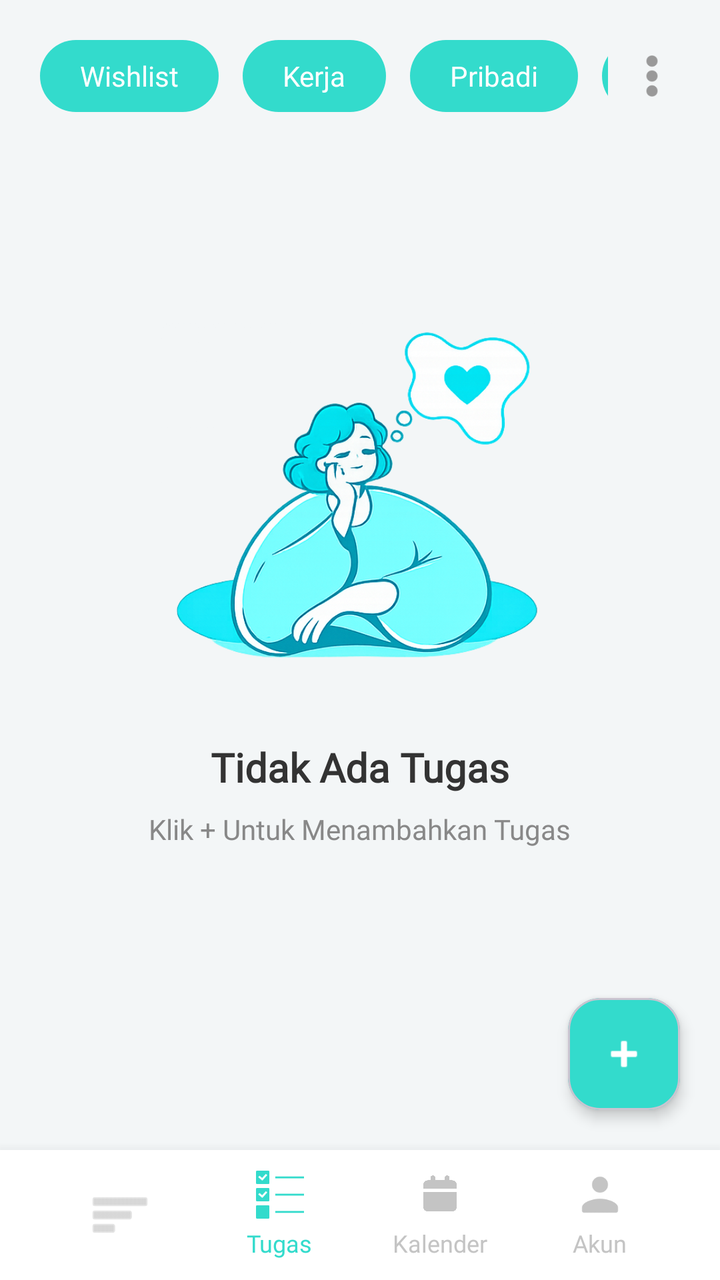
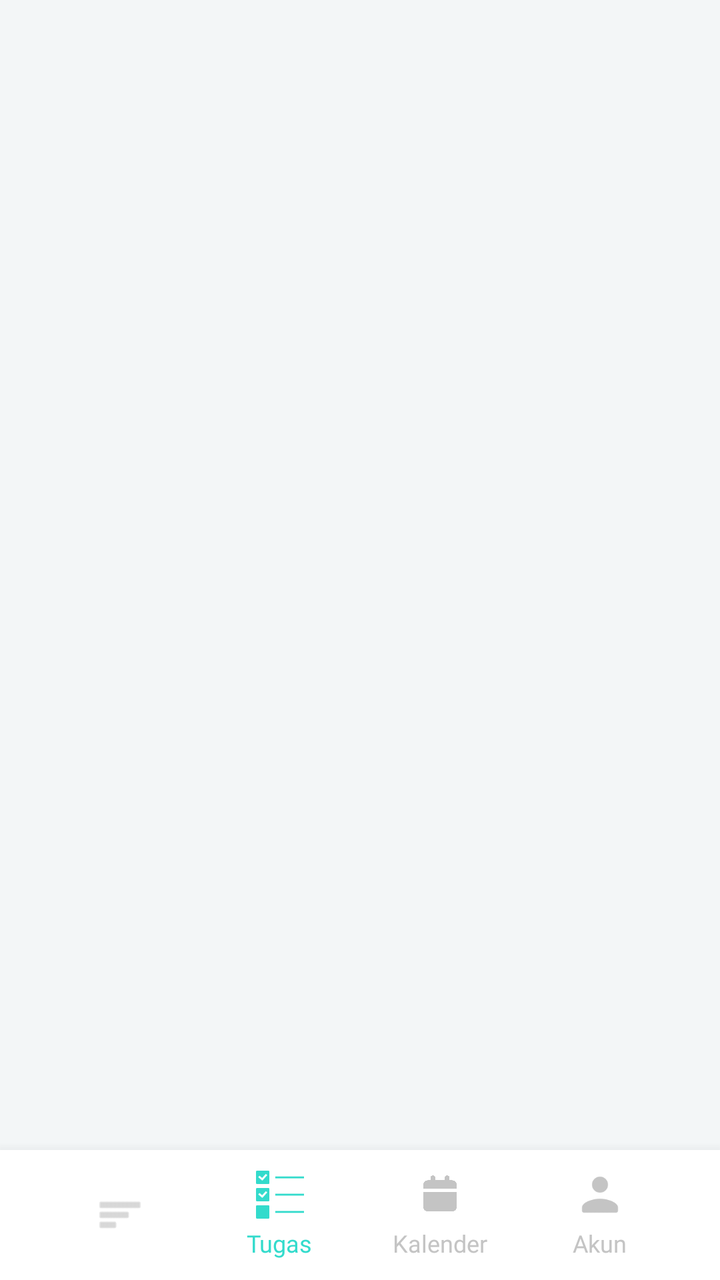

Two renders of the same Android screen: before a commit and after it. Below are the layout's source before the change and the commit's diff.
<!-- AndroidManifest.xml: application theme Theme.Todolist -->
<!-- res/layout/activity_main.xml -->
<?xml version="1.0" encoding="utf-8"?>
<androidx.constraintlayout.widget.ConstraintLayout
    xmlns:android="http://schemas.android.com/apk/res/android"
    xmlns:app="http://schemas.android.com/apk/res-auto"
    xmlns:tools="http://schemas.android.com/tools"
    android:layout_width="match_parent"
    android:layout_height="match_parent"
    android:background="#F3F6F7"
    tools:ignore="ContentDescription,HardcodedText,UseCompoundDrawables,DisableBaselineAlignment,UnusedNamespace">

    <HorizontalScrollView
        android:layout_width="0dp"
        android:layout_height="wrap_content"
        android:layout_marginTop="20dp"
        android:layout_marginEnd="8dp"
        android:scrollbars="none"
        app:layout_constraintTop_toTopOf="parent"
        app:layout_constraintStart_toStartOf="parent"
        app:layout_constraintEnd_toStartOf="@+id/btnMenu">

        <LinearLayout
            android:layout_width="wrap_content"
            android:layout_height="wrap_content"
            android:orientation="horizontal"
            android:paddingHorizontal="20dp">

            <TextView
                android:layout_width="wrap_content"
                android:layout_height="36dp"
                android:paddingHorizontal="20dp"
                android:gravity="center"
                android:text="Wishlist"
                android:textColor="#FFFFFF"
                android:textSize="14sp"
                android:fontFamily="@font/robotomedium"
                android:background="@drawable/category_selected"
                android:backgroundTint="#33dbcc" />

            <TextView
                android:layout_width="wrap_content"
                android:layout_height="36dp"
                android:paddingHorizontal="20dp"
                android:gravity="center"
                android:text="Kerja"
                android:textColor="#ffffff"
                android:textSize="14sp"
                android:fontFamily="@font/robotomedium"
                android:layout_marginStart="12dp"
                android:background="@drawable/category_unselected"
                android:backgroundTint="#33dbcc"/>

            <TextView
                android:layout_width="wrap_content"
                android:layout_height="36dp"
                android:paddingHorizontal="20dp"
                android:fontFamily="@font/robotomedium"
                android:gravity="center"
                android:text="Pribadi"
                android:textColor="#ffffff"
                android:textSize="14sp"
                android:layout_marginStart="12dp"
                android:background="@drawable/category_unselected"
                android:backgroundTint="#33dbcc"/>

            <TextView
                android:layout_width="wrap_content"
                android:layout_height="36dp"
                android:paddingHorizontal="20dp"
                android:gravity="center"
                android:text="Lainnya"
                android:textColor="#FFFFFF"
                android:textSize="14sp"
                android:layout_marginStart="12dp"
                android:background="@drawable/category_selected"
                android:backgroundTint="#33dbcc"/>

        </LinearLayout>
    </HorizontalScrollView>

    <ImageView
        android:id="@+id/btnMenu"
        android:layout_width="28dp"
        android:layout_height="28dp"
        android:layout_marginTop="24dp"
        android:layout_marginEnd="20dp"
        android:src="@drawable/menu_vertical"
        app:tint="#999999"
        app:layout_constraintTop_toTopOf="parent"
        app:layout_constraintEnd_toEndOf="parent"/>

    <ImageView
        android:id="@+id/imgEmpty"
        android:layout_width="200dp"
        android:layout_height="200dp"
        android:scaleType="fitCenter"
        android:src="@drawable/img_main"
        app:layout_constraintBottom_toBottomOf="parent"
        app:layout_constraintEnd_toEndOf="parent"
        app:layout_constraintHorizontal_bias="0.5"
        app:layout_constraintStart_toStartOf="parent"
        app:layout_constraintTop_toTopOf="parent"
        app:layout_constraintVertical_bias="0.35" />

    <TextView
        android:id="@+id/tvEmptyTitle"
        android:layout_width="wrap_content"
        android:layout_height="wrap_content"
        android:layout_marginTop="16dp"
        android:fontFamily="@font/robotomedium"
        android:text="Tidak Ada Tugas"
        android:textColor="#333333"
        android:textSize="20sp"
        android:textStyle="bold"
        app:layout_constraintEnd_toEndOf="parent"
        app:layout_constraintStart_toStartOf="parent"
        app:layout_constraintTop_toBottomOf="@id/imgEmpty" />

    <TextView
        android:id="@+id/tvEmptySubtitle"
        android:layout_width="wrap_content"
        android:layout_height="wrap_content"
        android:layout_marginTop="8dp"
        android:fontFamily="@font/robotomedium"
        android:text="Klik + Untuk Menambahkan Tugas"
        android:textColor="#888888"
        android:textSize="14sp"
        app:layout_constraintEnd_toEndOf="parent"
        app:layout_constraintStart_toStartOf="parent"
        app:layout_constraintTop_toBottomOf="@id/tvEmptyTitle" />

    <com.google.android.material.card.MaterialCardView
        android:id="@+id/fabAdd"
        android:layout_width="56dp"
        android:layout_height="56dp"
        android:layout_marginEnd="20dp"
        android:layout_marginBottom="85dp"
        app:cardBackgroundColor="#33dbcc"
        app:cardCornerRadius="16dp"
        app:cardElevation="4dp"
        app:layout_constraintBottom_toBottomOf="parent"
        app:layout_constraintEnd_toEndOf="parent">

        <ImageView
            android:layout_width="24dp"
            android:layout_height="24dp"
            android:layout_gravity="center"
            android:src="@android:drawable/ic_input_add"
            app:tint="#FFFFFF"/>

    </com.google.android.material.card.MaterialCardView>

    <LinearLayout
        android:id="@+id/bottomNav"
        android:layout_width="match_parent"
        android:layout_height="65dp"
        android:background="#FFFFFF"
        android:elevation="10dp"
        android:gravity="center"
        android:orientation="horizontal"
        android:paddingHorizontal="20dp"
        app:layout_constraintBottom_toBottomOf="parent">

        <LinearLayout
            android:layout_width="0dp"
            android:layout_height="wrap_content"
            android:layout_weight="1"
            android:gravity="center"
            android:orientation="vertical">

            <ImageView
                android:layout_width="wrap_content"
                android:layout_height="wrap_content"
                android:src="@android:drawable/ic_menu_sort_by_size"
                app:tint="#BDBDBD" />
        </LinearLayout>

        <LinearLayout
            android:layout_width="0dp"
            android:layout_height="wrap_content"
            android:layout_weight="1"
            android:gravity="center"
            android:orientation="vertical">

            <ImageView
                android:layout_width="24dp"
                android:layout_height="24dp"
                android:src="@drawable/task"
                app:tint="#33dbcc"/>

            <TextView
                android:layout_width="wrap_content"
                android:layout_height="wrap_content"
                android:layout_marginTop="4dp"
                android:text="Tugas"
                android:textColor="#33dbcc"
                android:fontFamily="@font/robotomedium"
                android:textSize="12sp"/>

        </LinearLayout>

        <LinearLayout
            android:layout_width="0dp"
            android:layout_height="wrap_content"
            android:layout_weight="1"
            android:gravity="center"
            android:orientation="vertical">

            <ImageView
                android:layout_width="24dp"
                android:layout_height="24dp"
                android:src="@drawable/calender"
                app:tint="#C4C4C4"/>

            <TextView
                android:layout_width="wrap_content"
                android:layout_height="wrap_content"
                android:layout_marginTop="4dp"
                android:text="Kalender"
                android:textColor="#C4C4C4"
                android:fontFamily="@font/robotomedium"
                android:textSize="12sp"/>

        </LinearLayout>

        <LinearLayout
            android:layout_width="0dp"
            android:layout_height="wrap_content"
            android:layout_weight="1"
            android:gravity="center"
            android:orientation="vertical">

            <ImageView
                android:layout_width="24dp"
                android:layout_height="24dp"
                android:src="@drawable/user"
                app:tint="#C4C4C4"/>

            <TextView
                android:layout_width="wrap_content"
                android:layout_height="wrap_content"
                android:layout_marginTop="4dp"
                android:text="Akun"
                android:textColor="#C4C4C4"
                android:fontFamily="@font/robotomedium"
                android:textSize="12sp"/>

        </LinearLayout>

    </LinearLayout>

</androidx.constraintlayout.widget.ConstraintLayout>
<!-- resources referenced by this layout -->
<resources>
  <!-- drawable calender: png bitmap (drawable, 12905 bytes) -->
  <!-- drawable category_selected (drawable) -->
  <?xml version="1.0" encoding="utf-8"?>
  <shape xmlns:android="http://schemas.android.com/apk/res/android">
      <solid android:color="#7FA7FF"/>
      <corners android:radius="28dp"/>
  </shape>
  <!-- drawable category_unselected (drawable) -->
  <?xml version="1.0" encoding="utf-8"?>
  <shape xmlns:android="http://schemas.android.com/apk/res/android">
      <solid android:color="#E8EEF9"/>
      <corners android:radius="28dp"/>
  </shape>
  <!-- drawable img_main: png bitmap (drawable, 237627 bytes) -->
  <!-- drawable menu_vertical: png bitmap (drawable, 1023 bytes) -->
  <!-- drawable task: png bitmap (drawable, 706 bytes) -->
  <!-- drawable user: png bitmap (drawable, 1003 bytes) -->
  <style name="Theme.Todolist" parent="Base.Theme.Todolist" />
  <style name="Base.Theme.Todolist" parent="Theme.Material3.DayNight.NoActionBar">
          
          
      </style>
</resources>

<!-- the commit's change to res/layout/activity_main.xml (unified diff, before → after) -->
@@ -2,152 +2,16 @@
 <androidx.constraintlayout.widget.ConstraintLayout
     xmlns:android="http://schemas.android.com/apk/res/android"
     xmlns:app="http://schemas.android.com/apk/res-auto"
-    xmlns:tools="http://schemas.android.com/tools"
     android:layout_width="match_parent"
     android:layout_height="match_parent"
-    android:background="#F3F6F7"
-    tools:ignore="ContentDescription,HardcodedText,UseCompoundDrawables,DisableBaselineAlignment,UnusedNamespace">
+    android:background="#F3F6F7">
 
-    <HorizontalScrollView
-        android:layout_width="0dp"
-        android:layout_height="wrap_content"
-        android:layout_marginTop="20dp"
-        android:layout_marginEnd="8dp"
-        android:scrollbars="none"
+    <FrameLayout
+        android:id="@+id/fragment_container"
+        android:layout_width="match_parent"
+        android:layout_height="0dp"
         app:layout_constraintTop_toTopOf="parent"
-        app:layout_constraintStart_toStartOf="parent"
-        app:layout_constraintEnd_toStartOf="@+id/btnMenu">
-
-        <LinearLayout
-            android:layout_width="wrap_content"
-            android:layout_height="wrap_content"
-            android:orientation="horizontal"
-            android:paddingHorizontal="20dp">
-
-            <TextView
-                android:layout_width="wrap_content"
-                android:layout_height="36dp"
-                android:paddingHorizontal="20dp"
-                android:gravity="center"
-                android:text="Wishlist"
-                android:textColor="#FFFFFF"
-                android:textSize="14sp"
-                android:fontFamily="@font/robotomedium"
-                android:background="@drawable/category_selected"
-                android:backgroundTint="#33dbcc" />
-
-            <TextView
-                android:layout_width="wrap_content"
-                android:layout_height="36dp"
-                android:paddingHorizontal="20dp"
-                android:gravity="center"
-                android:text="Kerja"
-                android:textColor="#ffffff"
-                android:textSize="14sp"
-                android:fontFamily="@font/robotomedium"
-                android:layout_marginStart="12dp"
-                android:background="@drawable/category_unselected"
-                android:backgroundTint="#33dbcc"/>
-
-            <TextView
-                android:layout_width="wrap_content"
-                android:layout_height="36dp"
-                android:paddingHorizontal="20dp"
-                android:fontFamily="@font/robotomedium"
-                android:gravity="center"
-                android:text="Pribadi"
-                android:textColor="#ffffff"
-                android:textSize="14sp"
-                android:layout_marginStart="12dp"
-                android:background="@drawable/category_unselected"
-                android:backgroundTint="#33dbcc"/>
-
-            <TextView
-                android:layout_width="wrap_content"
-                android:layout_height="36dp"
-                android:paddingHorizontal="20dp"
-                android:gravity="center"
-                android:text="Lainnya"
-                android:textColor="#FFFFFF"
-                android:textSize="14sp"
-                android:layout_marginStart="12dp"
-                android:background="@drawable/category_selected"
-                android:backgroundTint="#33dbcc"/>
-
-        </LinearLayout>
-    </HorizontalScrollView>
-
-    <ImageView
-        android:id="@+id/btnMenu"
-        android:layout_width="28dp"
-        android:layout_height="28dp"
-        android:layout_marginTop="24dp"
-        android:layout_marginEnd="20dp"
-        android:src="@drawable/menu_vertical"
-        app:tint="#999999"
-        app:layout_constraintTop_toTopOf="parent"
-        app:layout_constraintEnd_toEndOf="parent"/>
-
-    <ImageView
-        android:id="@+id/imgEmpty"
-        android:layout_width="200dp"
-        android:layout_height="200dp"
-        android:scaleType="fitCenter"
-        android:src="@drawable/img_main"
-        app:layout_constraintBottom_toBottomOf="parent"
-        app:layout_constraintEnd_toEndOf="parent"
-        app:layout_constraintHorizontal_bias="0.5"
-        app:layout_constraintStart_toStartOf="parent"
-        app:layout_constraintTop_toTopOf="parent"
-        app:layout_constraintVertical_bias="0.35" />
-
-    <TextView
-        android:id="@+id/tvEmptyTitle"
-        android:layout_width="wrap_content"
-        android:layout_height="wrap_content"
-        android:layout_marginTop="16dp"
-        android:fontFamily="@font/robotomedium"
-        android:text="Tidak Ada Tugas"
-        android:textColor="#333333"
-        android:textSize="20sp"
-        android:textStyle="bold"
-        app:layout_constraintEnd_toEndOf="parent"
-        app:layout_constraintStart_toStartOf="parent"
-        app:layout_constraintTop_toBottomOf="@id/imgEmpty" />
-
-    <TextView
-        android:id="@+id/tvEmptySubtitle"
-        android:layout_width="wrap_content"
-        android:layout_height="wrap_content"
-        android:layout_marginTop="8dp"
-        android:fontFamily="@font/robotomedium"
-        android:text="Klik + Untuk Menambahkan Tugas"
-        android:textColor="#888888"
-        android:textSize="14sp"
-        app:layout_constraintEnd_toEndOf="parent"
-        app:layout_constraintStart_toStartOf="parent"
-        app:layout_constraintTop_toBottomOf="@id/tvEmptyTitle" />
-
-    <com.google.android.material.card.MaterialCardView
-        android:id="@+id/fabAdd"
-        android:layout_width="56dp"
-        android:layout_height="56dp"
-        android:layout_marginEnd="20dp"
-        android:layout_marginBottom="85dp"
-        app:cardBackgroundColor="#33dbcc"
-        app:cardCornerRadius="16dp"
-        app:cardElevation="4dp"
-        app:layout_constraintBottom_toBottomOf="parent"
-        app:layout_constraintEnd_toEndOf="parent">
-
-        <ImageView
-            android:layout_width="24dp"
-            android:layout_height="24dp"
-            android:layout_gravity="center"
-            android:src="@android:drawable/ic_input_add"
-            app:tint="#FFFFFF"/>
-
-    </com.google.android.material.card.MaterialCardView>
+        app:layout_constraintBottom_toTopOf="@id/bottomNav" />
 
     <LinearLayout
         android:id="@+id/bottomNav"
@@ -161,32 +25,31 @@
         app:layout_constraintBottom_toBottomOf="parent">
 
         <LinearLayout
+            android:id="@+id/navSort"
             android:layout_width="0dp"
             android:layout_height="wrap_content"
             android:layout_weight="1"
             android:gravity="center"
             android:orientation="vertical">
-
             <ImageView
-                android:layout_width="wrap_content"
-                android:layout_height="wrap_content"
+                android:layout_width="24dp"
+                android:layout_height="24dp"
                 android:src="@android:drawable/ic_menu_sort_by_size"
-                app:tint="#BDBDBD" />
+                app:tint="#BDBDBD"/>
         </LinearLayout>
 
         <LinearLayout
+            android:id="@+id/navTugas"
             android:layout_width="0dp"
             android:layout_height="wrap_content"
             android:layout_weight="1"
             android:gravity="center"
             android:orientation="vertical">
-
             <ImageView
                 android:layout_width="24dp"
                 android:layout_height="24dp"
                 android:src="@drawable/task"
                 app:tint="#33dbcc"/>
-
             <TextView
                 android:layout_width="wrap_content"
                 android:layout_height="wrap_content"
@@ -195,22 +58,20 @@
                 android:textColor="#33dbcc"
                 android:fontFamily="@font/robotomedium"
                 android:textSize="12sp"/>
-
         </LinearLayout>
 
         <LinearLayout
+            android:id="@+id/navKalender"
             android:layout_width="0dp"
             android:layout_height="wrap_content"
             android:layout_weight="1"
             android:gravity="center"
             android:orientation="vertical">
-
             <ImageView
                 android:layout_width="24dp"
                 android:layout_height="24dp"
                 android:src="@drawable/calender"
                 app:tint="#C4C4C4"/>
-
             <TextView
                 android:layout_width="wrap_content"
                 android:layout_height="wrap_content"
@@ -219,22 +80,20 @@
                 android:textColor="#C4C4C4"
                 android:fontFamily="@font/robotomedium"
                 android:textSize="12sp"/>
-
         </LinearLayout>
 
         <LinearLayout
+            android:id="@+id/navAkun"
             android:layout_width="0dp"
             android:layout_height="wrap_content"
             android:layout_weight="1"
             android:gravity="center"
             android:orientation="vertical">
-
             <ImageView
                 android:layout_width="24dp"
                 android:layout_height="24dp"
                 android:src="@drawable/user"
                 app:tint="#C4C4C4"/>
-
             <TextView
                 android:layout_width="wrap_content"
                 android:layout_height="wrap_content"
@@ -243,9 +102,6 @@
                 android:textColor="#C4C4C4"
                 android:fontFamily="@font/robotomedium"
                 android:textSize="12sp"/>
-
         </LinearLayout>
-
     </LinearLayout>
-
 </androidx.constraintlayout.widget.ConstraintLayout>
<!-- resource entries referenced after the edit -->
@@ -1,20 +1,6 @@
 <!-- resources referenced by this layout -->
 <resources>
   <!-- drawable calender: png bitmap (drawable, 12905 bytes) -->
-  <!-- drawable category_selected (drawable) -->
-  <?xml version="1.0" encoding="utf-8"?>
-  <shape xmlns:android="http://schemas.android.com/apk/res/android">
-      <solid android:color="#7FA7FF"/>
-      <corners android:radius="28dp"/>
-  </shape>
-  <!-- drawable category_unselected (drawable) -->
-  <?xml version="1.0" encoding="utf-8"?>
-  <shape xmlns:android="http://schemas.android.com/apk/res/android">
-      <solid android:color="#E8EEF9"/>
-      <corners android:radius="28dp"/>
-  </shape>
-  <!-- drawable img_main: png bitmap (drawable, 237627 bytes) -->
-  <!-- drawable menu_vertical: png bitmap (drawable, 1023 bytes) -->
   <!-- drawable task: png bitmap (drawable, 706 bytes) -->
   <!-- drawable user: png bitmap (drawable, 1003 bytes) -->
   <style name="Theme.Todolist" parent="Base.Theme.Todolist" />
